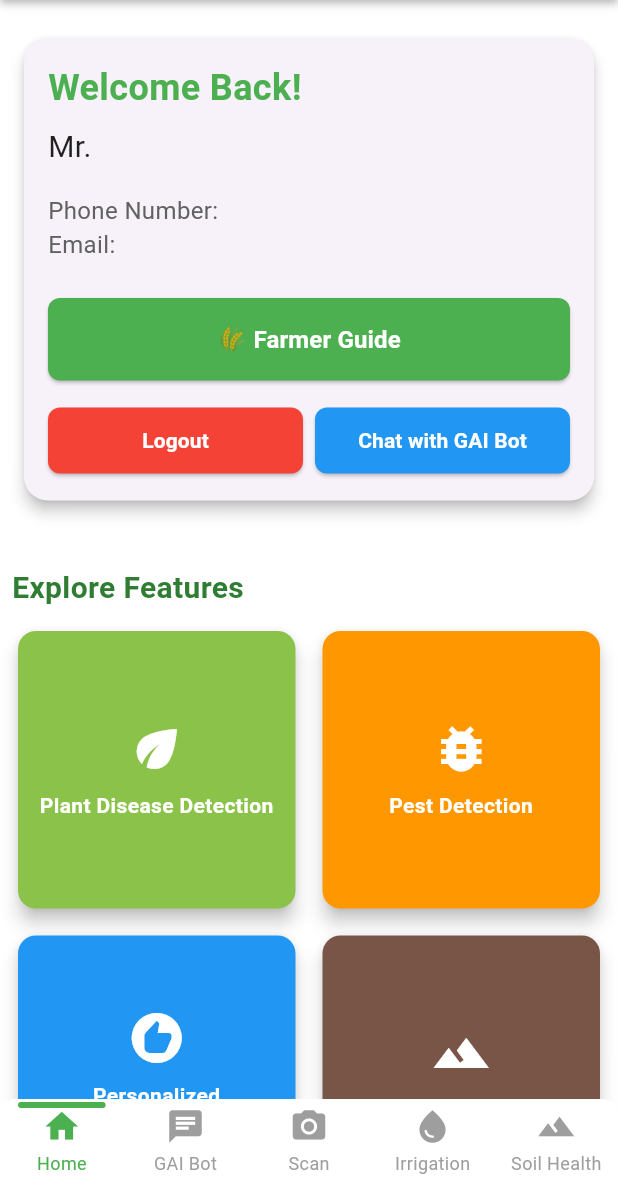
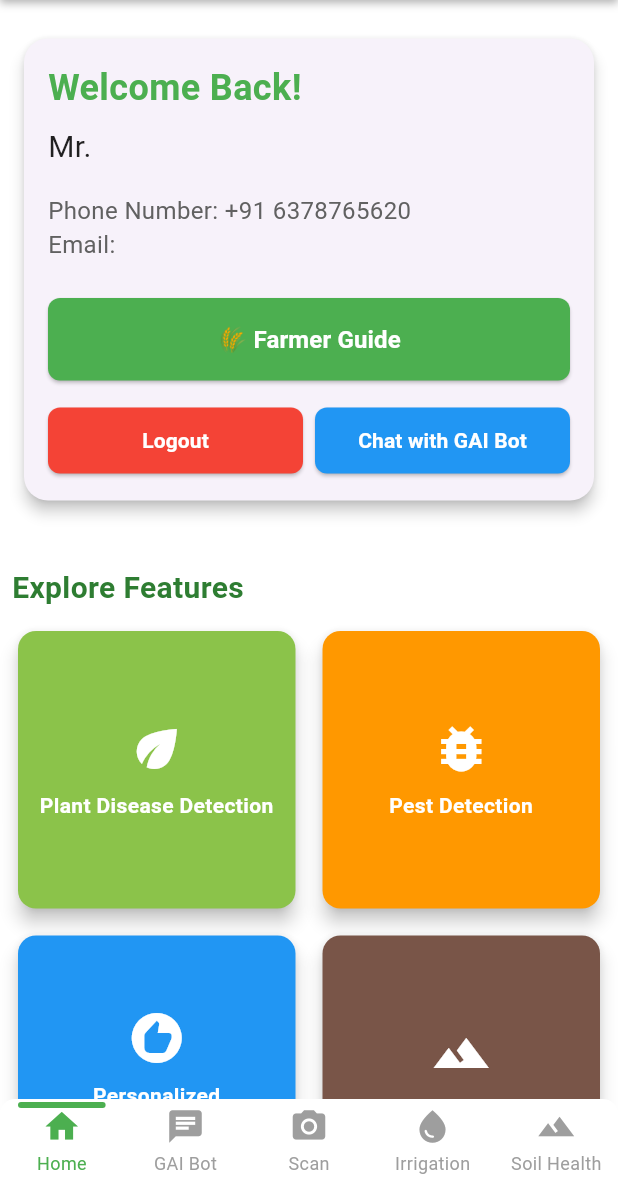
Before and after one commit to vijaisuria/GreenIQ, a Flutter app: the MainScreen screen opened directly, on a phone screen of 412 x 824 dp, the part 53-1236 px from its top. Run offline on Flutter 3.47's test engine with Material 3 defaults, Android fonts, the phone set to English and light mode, and no system bars; drawn by our look-alikes of persistent_bottom_nav_bar_v2; our stand-ins replace firebase_auth, firebase_core, firebase_messaging, flutter_animate, flutter_markdown, flutter_tts and 4 more; missing offline and left inert: flutter_sound; accounts and stored records are empty; network calls fail.

```diff
--- a/frontend/lib/home.dart
+++ b/frontend/lib/home.dart
@@ -48,7 +48,7 @@ class _HomeScreenState extends State<HomeScreen> {
       setState(() {
         name = user.displayName ?? 'Guest';
         email = user.email ?? 'No email';
-        phoneNumber = user.phoneNumber! ;
+        phoneNumber = user.phoneNumber ?? '+91 6378765620';
       });
     }
   }
@@ -92,7 +92,7 @@ class _HomeScreenState extends State<HomeScreen> {
                   ),
                   const SizedBox(height: 16.0),
                   Text(
-                    'Phone Number: ${phoneNumber ?? '+91 6378765620'}',
+                    (phoneNumber.isNotEmpty) ? 'Phone Number: ${phoneNumber}' : 'Phone Number: +91 6378765620',
                     style: TextStyle(
                       fontSize: 16.0,
                       color: Colors
```
